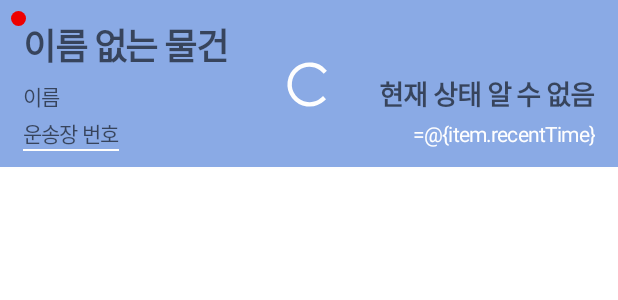
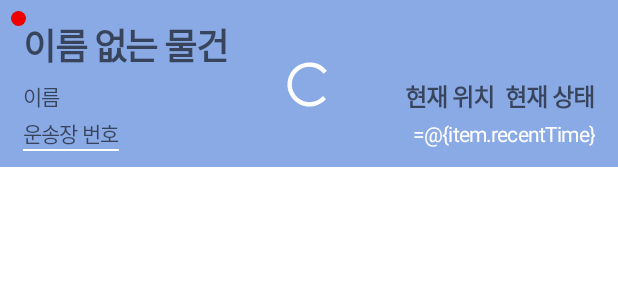
Before and after one commit to danggai/FindMyPackage, an Android app: the layout item_track.xml on its own in the app's theme, with its tools: preview values and no code run, on a phone screen of 412 x 824 dp. Shown: the top 300 px of the screen. Run offline under Robolectric (Android 15) with nearby library versions, the phone set to English and light mode, and no system bars; plain views replace SwipeRevealLayout; network calls fail.

Commit message:
- Improved: Now can check the location of the parcel on the main screen.

```diff
--- a/app/src/main/java/danggai/app/parcelwhere/data/db/AppDatabase.kt
+++ b/app/src/main/java/danggai/app/parcelwhere/data/db/AppDatabase.kt
@@ -18,7 +18,7 @@ abstract class AppDatabase : RoomDatabase() {
     abstract fun trackDao(): TrackDao
 
     companion object {
-        const val DB_VERSION = 1
+        const val DB_VERSION = 2
         private const val DB_NAME = "my_db"
 
         @Volatile
@@ -36,7 +36,7 @@ abstract class AppDatabase : RoomDatabase() {
 
         private val MIGRATION_1_TO_2 = object : Migration(1, 2) {
             override fun migrate(database: SupportSQLiteDatabase) {
-//                database.execSQL("ALTER TABLE Track ADD COLUMN isRefresh boolean NOT NULL default 0")
+                database.execSQL("ALTER TABLE Track ADD COLUMN recent_location TEXT default null")
             }
         }
     }
--- a/app/src/main/java/danggai/app/parcelwhere/data/db/track/TrackEntity.kt
+++ b/app/src/main/java/danggai/app/parcelwhere/data/db/track/TrackEntity.kt
@@ -15,10 +15,11 @@ data class TrackEntity (
     @ColumnInfo(name = "carrier_name") val carrierName: String,
     @ColumnInfo(name = "recent_time") val recentTime: String?,
     @ColumnInfo(name = "recent_status") val recentStatus: String?,
+    @ColumnInfo(name = "recent_location") val recentLocation: String?,
     @ColumnInfo(name = "is_refreshed") var isRefreshed: Boolean
-    // TODO (최근 위치 추가)
 ): Parcelable {
     constructor(parcel: Parcel) : this(
+        parcel.readString()?:"",
         parcel.readString()?:"",
         parcel.readString()?:"",
         parcel.readString()?:"",
@@ -38,6 +39,7 @@ data class TrackEntity (
         parcel.writeString(carrierName)
         parcel.writeString(recentTime)
         parcel.writeString(recentStatus)
+        parcel.writeString(recentLocation)
         parcel.writeInt(if(isRefreshed) 1 else 0)
     }
 
--- a/app/src/main/java/danggai/app/parcelwhere/service/MyNotificationListenerService.kt
+++ b/app/src/main/java/danggai/app/parcelwhere/service/MyNotificationListenerService.kt
@@ -29,7 +29,7 @@ class MyNotificationListenerService: NotificationListenerService() {
 
     private var lvIsValidRxFlow: NonNullMutableLiveData<Boolean> = NonNullMutableLiveData(false)
 
-    private var newTrackEntity: NonNullMutableLiveData<TrackEntity> = NonNullMutableLiveData(TrackEntity("","","","","","","",false))
+    private var newTrackEntity: NonNullMutableLiveData<TrackEntity> = NonNullMutableLiveData(TrackEntity("","","","","","","","",false))
 
     init {
         compositeDisposable.addAll (
@@ -103,7 +103,7 @@ class MyNotificationListenerService: NotificationListenerService() {
 
             if ((trackId.length in 9..14 && CarrierUtil.checkCarrierId(carrierId))) {
                 log.e("itemName = $itemName, carrierId = $carrierId, trackId = $trackId")
-                val track = TrackEntity(trackId, itemName, "", carrierId, CarrierUtil.getCarrierName(carrierId), CommonFunction.now(), "", true)
+                val track = TrackEntity(trackId, itemName, "", carrierId, CarrierUtil.getCarrierName(carrierId), CommonFunction.now(), "", "", true)
 
                 rxDaoExistById.onNext(track)
             }
--- a/app/src/main/java/danggai/app/parcelwhere/ui/main/MainViewModel.kt
+++ b/app/src/main/java/danggai/app/parcelwhere/ui/main/MainViewModel.kt
@@ -103,7 +103,7 @@ class MainViewModel(override val app: Application, private val api: ApiRepositor
         rxDaoUpdate
             .observeOn(Schedulers.newThread())
             .map { item ->
-                TrackEntity(item.trackId, dao.selectItemNameById(item.trackId), item.fromName, item.carrierId, item.carrierName, item.recentTime, item.recentStatus, item.isRefreshed)
+                TrackEntity(item.trackId, dao.selectItemNameById(item.trackId), item.fromName, item.carrierId, item.carrierName, item.recentTime, item.recentStatus, item.recentLocation, item.isRefreshed)
             }
             .observeOn(AndroidSchedulers.mainThread())
             .map { trackEntity ->
@@ -166,7 +166,7 @@ class MainViewModel(override val app: Application, private val api: ApiRepositor
                     Constant.META_CODE_SUCCESS -> {
                         log.e(res.data)
                         rxDaoUpdate.onNext(
-                            TrackEntity(res.data.trackId, "", res.data.from.name, res.data.carrier.id, res.data.carrier.name, res.data.progresses[res.data.progresses.size-1].time, res.data.state.text, false)
+                            TrackEntity(res.data.trackId, "", res.data.from.name, res.data.carrier.id, res.data.carrier.name, res.data.progresses[res.data.progresses.size-1].time, res.data.state.text, res.data.progresses[res.data.progresses.size-1].location.name,false)
                         )
                     }
 //                    Constant.META_CODE_BAD_REQUEST,
--- a/app/src/main/java/danggai/app/parcelwhere/ui/track/add/TrackAddFragment.kt
+++ b/app/src/main/java/danggai/app/parcelwhere/ui/track/add/TrackAddFragment.kt
@@ -70,7 +70,7 @@ class TrackAddFragment : BindingFragment<TrackAddFragmentBinding>() {
                 activity?.let { act ->
                     log.e()
                     RxBusMainSelectAll.getSubject()?.onNext(true)
-                    TrackDetailActivity.normalStart(act, TrackEntity(mVM.lvTrackId.value, mVM.lvItemName.value, "", mVM.lvCarrierId.value, "", "", "", false))
+                    TrackDetailActivity.normalStart(act, TrackEntity(mVM.lvTrackId.value, mVM.lvItemName.value, "", mVM.lvCarrierId.value, "", "", "", "", false))
                     act.finish()
                 }
             }
--- a/app/src/main/java/danggai/app/parcelwhere/ui/track/add/TrackAddViewModel.kt
+++ b/app/src/main/java/danggai/app/parcelwhere/ui/track/add/TrackAddViewModel.kt
@@ -85,7 +85,7 @@ class TrackAddViewModel(override val app: Application, private val api: ApiRepos
                         log.e()
                         lvStartDetailAct.value = Event(true)
                         rxDaoInsert.onNext(
-                            TrackEntity(lvTrackId.value, lvItemName.value,  res.data.from.name,  res.data.carrier.id, res.data.carrier.name, res.data.progresses[res.data.progresses.size-1].time, res.data.state.text, false)
+                            TrackEntity(lvTrackId.value, lvItemName.value,  res.data.from.name,  res.data.carrier.id, res.data.carrier.name, res.data.progresses[res.data.progresses.size-1].time, res.data.state.text, res.data.progresses[res.data.progresses.size-1].location.name, false)
                         )
                     }
                     Constant.META_CODE_BAD_REQUEST,
@@ -168,7 +168,7 @@ class TrackAddViewModel(override val app: Application, private val api: ApiRepos
     fun forciblyAddItem() {
         log.e()
         rxDaoInsert.onNext(
-            TrackEntity(lvTrackId.value, lvItemName.value, "", lvCarrierId.value, CarrierUtil.getCarrierName(lvCarrierId.value), "", "", true)
+            TrackEntity(lvTrackId.value, lvItemName.value, "", lvCarrierId.value, CarrierUtil.getCarrierName(lvCarrierId.value), "", "", "", true)
         )
     }
 
--- a/app/src/main/java/danggai/app/parcelwhere/ui/track/detail/TrackDetailViewModel.kt
+++ b/app/src/main/java/danggai/app/parcelwhere/ui/track/detail/TrackDetailViewModel.kt
@@ -30,7 +30,7 @@ class TrackDetailViewModel(override val app: Application, private val api: ApiRe
     private val rxDaoUpdateNameById: PublishSubject<Pair<String, String>> = PublishSubject.create()
     private val rxFragmentQuit: PublishSubject<Boolean> = PublishSubject.create()
 
-    var lvTrackEntity: NonNullMutableLiveData<TrackEntity> = NonNullMutableLiveData(TrackEntity("","","","","","","",false))
+    var lvTrackEntity: NonNullMutableLiveData<TrackEntity> = NonNullMutableLiveData(TrackEntity("","","","","","","","",false))
     var lvTrackData: NonNullMutableLiveData<Tracks> = NonNullMutableLiveData(Tracks("", Tracks.From("",""), Tracks.To("",""), Tracks.State("",""), listOf(), Tracks.Carrier("","","")))
 
     var lvItemName: NonNullMutableLiveData<String> = NonNullMutableLiveData("")
@@ -49,7 +49,7 @@ class TrackDetailViewModel(override val app: Application, private val api: ApiRe
                     Constant.META_CODE_SUCCESS -> {
                         lvTrackData.value = res.data
                         rxDaoUpdate.onNext(
-                            TrackEntity(lvTrackEntity.value.trackId, "", res.data.from.name, res.data.carrier.id, res.data.carrier.name, res.data.progresses[res.data.progresses.size-1].time, res.data.state.text, false)
+                            TrackEntity(lvTrackEntity.value.trackId, "", res.data.from.name, res.data.carrier.id, res.data.carrier.name, res.data.progresses[res.data.progresses.size-1].time,res.data.state.text, res.data.progresses[res.data.progresses.size-1].location.name, false)
                         )
                     }
                     Constant.META_CODE_BAD_REQUEST,
@@ -81,7 +81,7 @@ class TrackDetailViewModel(override val app: Application, private val api: ApiRe
             .observeOn(Schedulers.newThread())
             .map { item ->
                 log.e(item)
-                TrackEntity(item.trackId, dao.selectItemNameById(item.trackId), item.fromName, item.carrierId, item.carrierName, item.recentTime, item.recentStatus, item.isRefreshed)
+                TrackEntity(item.trackId, dao.selectItemNameById(item.trackId), item.fromName, item.carrierId, item.carrierName, item.recentTime, item.recentStatus, item.recentLocation, item.isRefreshed)
             }
             .map { item ->
                 dao.update(item)
--- a/app/src/main/java/danggai/app/parcelwhere/worker/RefreshWorker.kt
+++ b/app/src/main/java/danggai/app/parcelwhere/worker/RefreshWorker.kt
@@ -30,7 +30,7 @@ class RefreshWorker (context: Context, workerParams: WorkerParameters, private v
         when (res.meta.code) {
             Constant.META_CODE_SUCCESS -> {
                 val isRefreshed = item.recentTime != res.data.progresses[res.data.progresses.lastIndex].time
-                val refreshedItem = TrackEntity(item.trackId, item.itemName, item.fromName, item.carrierId, item.carrierName, res.data.progresses[res.data.progresses.lastIndex].time, res.data.state.text, isRefreshed)
+                val refreshedItem = TrackEntity(item.trackId, item.itemName, item.fromName, item.carrierId, item.carrierName, res.data.progresses[res.data.progresses.lastIndex].time, res.data.state.text, res.data.progresses[res.data.progresses.lastIndex].location.name, isRefreshed)
 
                 if (item.recentStatus != res.data.state.text) {
                     log.e()
@@ -52,7 +52,7 @@ class RefreshWorker (context: Context, workerParams: WorkerParameters, private v
     }
 
     private suspend fun daoUpdate(item: TrackEntity) {
-        val updatedItem = TrackEntity(item.trackId, dao.suspendSelectItemNameById(item.trackId), item.fromName, item.carrierId, item.carrierName, item.recentTime, item.recentStatus, item.isRefreshed)
+        val updatedItem = TrackEntity(item.trackId, dao.suspendSelectItemNameById(item.trackId), item.fromName, item.carrierId, item.carrierName, item.recentTime, item.recentStatus, item.recentLocation, item.isRefreshed)
         dao.suspendUpdate(updatedItem)
 
         log.e(updatedItem)
--- a/app/src/main/res/layout/item_track.xml
+++ b/app/src/main/res/layout/item_track.xml
@@ -126,13 +126,27 @@
 
                     <androidx.appcompat.widget.AppCompatTextView
                         style="@style/TextView"
+                        android:id="@+id/tv_location"
+                        android:hint="@string/now_location_empty"
+                        android:gravity="end"
+                        android:textSize="16sp"
+                        android:textColor="@color/f1"
+                        android:textStyle="bold"
+                        android:layout_marginEnd="6dp"
+                        tools:text="@{item.trackEntity.recentLocation.trim()}"
+                        app:layout_constraintRight_toLeftOf="@+id/tv_status"
+                        app:layout_constraintBottom_toBottomOf="@id/tv_status"
+                        />
+
+                    <androidx.appcompat.widget.AppCompatTextView
+                        style="@style/TextView"
                         android:id="@+id/tv_status"
                         android:hint="@string/now_status_empty"
                         android:gravity="end"
-                        android:textSize="18sp"
+                        android:textSize="16sp"
                         android:textColor="@color/f1"
                         android:textStyle="bold"
-                        tools:text="@{item.trackEntity.recentStatus}"
+                        tools:text="@{item.trackEntity.recentStatus.trim()}"
                         app:layout_constraintRight_toRightOf="parent"
                         app:layout_constraintBottom_toTopOf="@id/tv_time"
                         />
--- a/app/src/main/res/values/strings.xml
+++ b/app/src/main/res/values/strings.xml
@@ -12,7 +12,8 @@
     <string name="description">상세 설명</string>
 
     <string name="item_name_empty">이름 없는 물건</string>
-    <string name="now_status_empty">현재 상태 알 수 없음</string>
+    <string name="now_location_empty">현재 위치</string>
+    <string name="now_status_empty">현재 상태</string>
     <string name="recent_time_empty">최근 갱신 시간 알 수 없음</string>
 
     <string name="auto_register">자동 등록</string>
```
